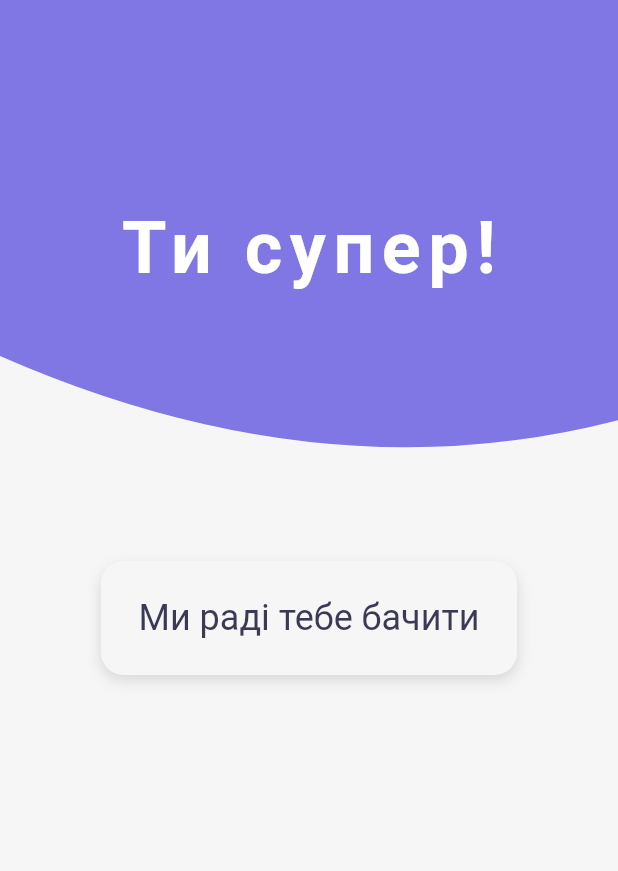
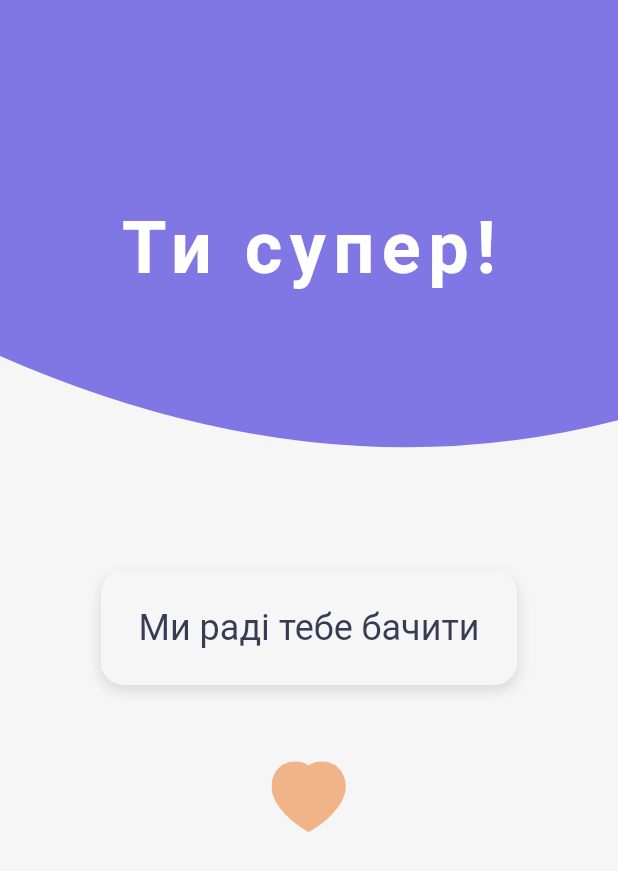
Before and after one commit to MaximDmytruk/Memory-Box, a Flutter app: the WelcomeScreen screen opened by its route, on a phone screen of 412 x 824 dp. Shown: the top 871 px of the screen. Run offline on Flutter 3.47's test engine with Material 3 defaults, Android fonts, the phone set to English and light mode, and no system bars; our stand-ins replace bloc, flutter_svg, freezed_annotation, google_fonts, permission_handler; missing offline and left inert: flutter_sound.

Commit message:
Create UI for WelcomeScreen

```diff
--- a/lib/screens/welcome_screen/welcome_screen.dart
+++ b/lib/screens/welcome_screen/welcome_screen.dart
@@ -1,4 +1,6 @@
 import 'package:flutter/material.dart';
+import 'package:flutter_svg/flutter_svg.dart';
+import 'package:memory_box/constants/icons_app/icons_app.dart';
 import 'package:memory_box/widgets/containers/container_info.dart';
 import 'package:memory_box/widgets/custom_background/custom_background.dart';
 
@@ -14,13 +16,27 @@ class WelcomeScreen extends StatefulWidget {
 class _WelcomeScreenState extends State<WelcomeScreen> {
   @override
   Widget build(BuildContext context) {
+    Size size = MediaQuery.of(context).size;
     return CustomBackground(
       name: 'Ти супер!',
       child: Center(
-        child: ContainerInfo(
-          text: 'Ми раді тебе бачити',
-          fontSize: 24.0,
-          fontWeight: FontWeight.w400,
+        child: Column(
+          // mainAxisAlignment: MainAxisAlignment.center,
+          crossAxisAlignment: CrossAxisAlignment.center,
+          spacing: 51,
+          children: [
+            SizedBox(
+              height: size.height * 0.4,
+            ),
+            ContainerInfo(
+              text: 'Ми раді тебе бачити',
+              fontSize: 24.0,
+              fontWeight: FontWeight.w400,
+            ),
+            SvgPicture.asset(
+              IconsApp.heart,
+            ),
+          ],
         ),
       ),
     );
```
